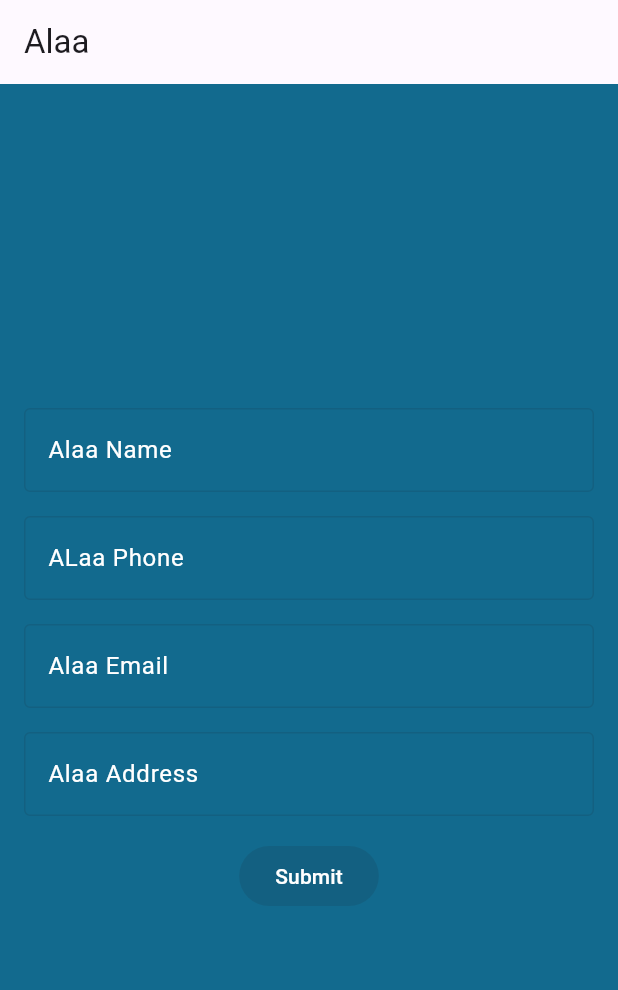
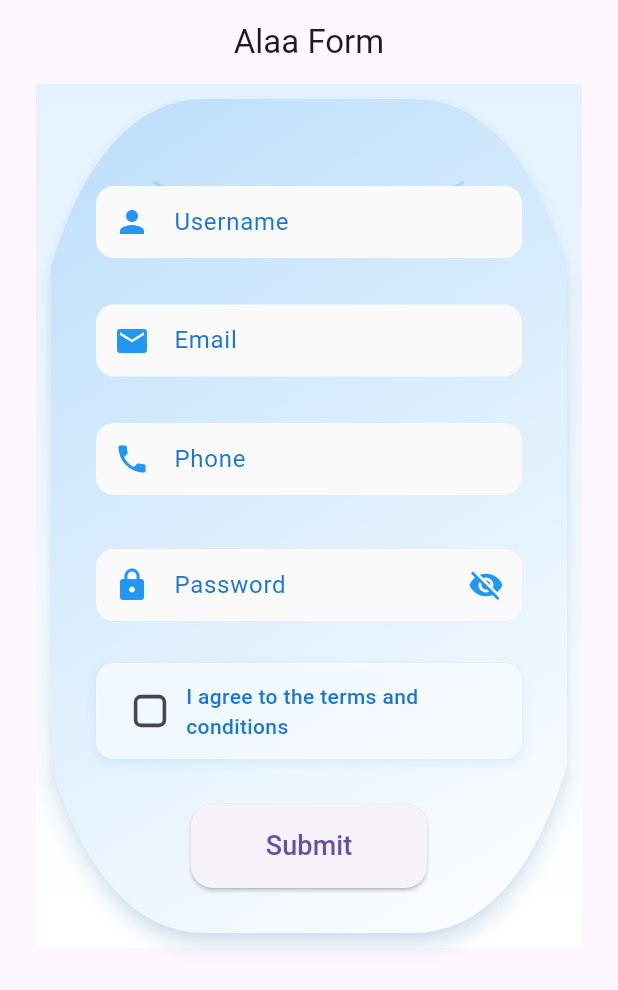
Before and after one commit to alaaalhakimi/flutter_alaa, a Flutter app: the screen it shows after launch, on a phone screen of 412 x 824 dp. Shown: the top 990 px of the screen. Run offline on Flutter 3.47's test engine with Material 3 defaults, Android fonts, the phone set to English and light mode, and no system bars; Roboto replaces fonts that are missing (Arial).

Commit message:
Renamed components to Alaa prefix and updated main.dart

```diff
--- a/lib/main.dart
+++ b/lib/main.dart
@@ -1,4 +1,8 @@
 import 'package:flutter/material.dart';
+import 'models/Alaa_form_data.dart';
+import 'validators/Alaa_form_validator.dart';
+import 'widgets/Alaa_custom_text_field.dart';
+import 'widgets/Alaa_custom_container_painter.dart';
 
 void main() {
   runApp(MyApp());
@@ -9,67 +13,208 @@ class MyApp extends StatelessWidget {
   Widget build(BuildContext context) {
     return MaterialApp(
       debugShowCheckedModeBanner: false,
-      home: Scaffold(
+      theme: ThemeData(
+        primarySwatch: Colors.blue,
+        fontFamily: 'Arial',
+      ),
+      home: AlaaForm(),
+    );
+  }
+}
+
+class AlaaForm extends StatefulWidget {
+  @override
+  _AlaaFormState createState() => _AlaaFormState();
+}
+
+class _AlaaFormState extends State<AlaaForm> {
+  final _alaaFormKey = GlobalKey<FormState>();
+  final _alaaData = FormData();
+  bool _isPasswordVisible = false;
+  bool _agreedToTerms = false;
+
+  @override
+  Widget build(BuildContext context) {
+    return Scaffold(
       appBar: AppBar(
-          title: Text('Alaa'),
-
-          backgroundColor: const Color.fromARGB(60, 255, 255, 255),
+        title: Text('Alaa Form'),
+        centerTitle: true,
       ),
       body: Container(
-          color: const Color.fromARGB(255, 18, 106, 142),
-          padding: const EdgeInsets.all(16.0),
+        width: double.infinity,
+        constraints: BoxConstraints(
+          maxWidth: 600,
+        ),
+        margin: EdgeInsets.symmetric(horizontal: 24),
+        decoration: BoxDecoration(
+          gradient: LinearGradient(
+            begin: Alignment.topCenter,
+            end: Alignment.bottomCenter,
+            colors: [Colors.blue.shade50, Colors.white],
+          ),
+        ),
+        child: Directionality(
+          textDirection: TextDirection.ltr,
+          child: SingleChildScrollView(
+            padding: const EdgeInsets.all(10.0),
+            child: CustomPaint(
+              painter: CustomContainerPainter(),
+              child: Padding(
+                padding: EdgeInsets.fromLTRB(30.0, 40.0, 30.0, 30.0),
+                child: Form(
+                  key: _alaaFormKey,
                   child: Column(
-            mainAxisAlignment: MainAxisAlignment.center,
+                    mainAxisSize: MainAxisSize.min,
                     children: [
-              TextField(
-                decoration: InputDecoration(
-                  labelText: 'Alaa Name',
-                  labelStyle: TextStyle(color: Colors.white),
-                  border: OutlineInputBorder(),
+                      SizedBox(height: 10),
+                      _buildFormField(
+                        label: 'Username',
+                        icon: Icons.person,
+                        validator: FormValidator.validateUsername,
+                        onSaved: (value) => _alaaData.username = value,
+                        textDirection: TextDirection.ltr,
                       ),
-                enabled: false,
+                      SizedBox(height: 15),
+                      _buildFormField(
+                        label: 'Email',
+                        icon: Icons.email,
+                        validator: FormValidator.validateEmail,
+                        onSaved: (value) => _alaaData.email = value,
+                        keyboardType: TextInputType.emailAddress,
+                        textDirection: TextDirection.ltr,
                       ),
-              SizedBox(height: 16),
-              TextField(
-                decoration: InputDecoration(
-                  labelText: 'ALaa Phone',
-                    labelStyle: TextStyle(color: Colors.white),
-
-                  border: OutlineInputBorder(),
-
+                      SizedBox(height: 15),
+                      _buildFormField(
+                        label: 'Phone',
+                        icon: Icons.phone,
+                        validator: FormValidator.validatePhone,
+                        onSaved: (value) => _alaaData.phone = value,
+                        keyboardType: TextInputType.phone,
+                        textDirection: TextDirection.ltr,
                       ),
-                enabled: false,
+                      SizedBox(height: 20),
+                      _buildFormField(
+                        label: 'Password',
+                        icon: Icons.lock,
+                        validator: FormValidator.validatePassword,
+                        onSaved: (value) => _alaaData.password = value,
+                        isPassword: true,
+                        passwordVisible: _isPasswordVisible,
+                        onTogglePassword: () => setState(() => _isPasswordVisible = !_isPasswordVisible),
+                        textDirection: TextDirection.ltr,
                       ),
-              SizedBox(height: 16),
-              TextField(
-                decoration: InputDecoration(
-                  labelText: 'Alaa Email',
-                    labelStyle: TextStyle(color: Colors.white),
-                  border: OutlineInputBorder(),
-                ),
-                enabled: false,
-              ),
-              SizedBox(height: 16),
-              TextField(
-                decoration: InputDecoration(
-                  labelText: 'Alaa Address',
-                    labelStyle: TextStyle(color: Colors.white),
-                  border: OutlineInputBorder(),
-                ),
-                enabled: false,
-              ),
-              SizedBox(height: 16),
-              ElevatedButton(
-
-                onPressed: null,
-
-                child: Text('Submit', style: TextStyle(color: Colors.white)),
-
+                      SizedBox(height: 20),
+                      Container(
+                        decoration: BoxDecoration(
+                          color: Colors.white.withOpacity(0.7),
+                          borderRadius: BorderRadius.circular(12),
+                          boxShadow: [
+                            BoxShadow(
+                              color: Colors.blue.withOpacity(0.1),
+                              spreadRadius: 1,
+                              blurRadius: 4,
+                              offset: Offset(0, 2),
                             ),
                           ],
+                        ),
+                        padding: EdgeInsets.symmetric(horizontal: 12, vertical: 8),
+                        child: Row(
+                          children: [
+                            Transform.scale(
+                              scale: 1.2,
+                              child: Checkbox(
+                                value: _agreedToTerms,
+                                onChanged: (value) {
+                                  setState(() {
+                                    _agreedToTerms = value ?? false;
+                                  });
+                                },
+                                activeColor: Colors.blue,
+                                shape: RoundedRectangleBorder(
+                                  borderRadius: BorderRadius.circular(4),
+                                ),
+                              ),
+                            ),
+                            Expanded(
+                              child: Text(
+                                'I agree to the terms and conditions',
+                                style: TextStyle(
+                                  color: Colors.blue.shade700,
+                                  fontSize: 14,
+                                  fontWeight: FontWeight.w500,
+                                ),
+                              ),
+                            ),
+                          ],
+                        ),
+                      ),
+                      SizedBox(height: 30),
+                      _buildSubmitButton(),
+                    ],
+                  ),
+                ),
+              ),
+            ),
           ),
         ),
       ),
     );
   }
+
+  Widget _buildFormField({
+    required String label,
+    required IconData icon,
+    required String? Function(String?) validator,
+    required Function(String?) onSaved,
+    TextInputType? keyboardType,
+    bool isPassword = false,
+    bool passwordVisible = false,
+    VoidCallback? onTogglePassword,
+    TextDirection? textDirection,
+  }) {
+    return Container(
+      margin: EdgeInsets.symmetric(vertical: 8),
+      child: CustomTextField(
+        label: label,
+        icon: icon,
+        validator: validator,
+        onSaved: onSaved,
+        keyboardType: keyboardType,
+        isPassword: isPassword,
+        passwordVisible: passwordVisible,
+        onTogglePassword: onTogglePassword,
+        textDirection: textDirection ?? TextDirection.rtl,
+      ),
+    );
   }
+
+  Widget _buildSubmitButton() {
+    return ElevatedButton(
+      onPressed: _submitForm,
+      style: ElevatedButton.styleFrom(
+        padding: EdgeInsets.symmetric(horizontal: 50, vertical: 15),
+        shape: RoundedRectangleBorder(
+          borderRadius: BorderRadius.circular(15),
+        ),
+      ),
+      child: Text(
+        'Submit',
+        style: TextStyle(fontSize: 18),
+      ),
+    );
+  }
+
+  void _submitForm() {
+    if (_alaaFormKey.currentState!.validate()) {
+      _alaaFormKey.currentState!.save();
+      ScaffoldMessenger.of(context).showSnackBar(
+        SnackBar(
+          content: Text('Alaa form submitted'),
+          backgroundColor: Colors.green,
+          behavior: SnackBarBehavior.floating,
+        ),
+      );
+      print(_alaaData.toMap());
+    }
+  }
+}
--- /dev/null
+++ b/lib/models/Alaa_form_data.dart
@@ -0,0 +1,22 @@
+class FormData {
+  String? username;
+  String? email;
+  String? phone;
+  String? password;
+
+  FormData({
+    this.username,
+    this.email,
+    this.phone,
+    this.password,
+  });
+
+  Map<String, String?> toMap() {
+    return {
+      'username': username,
+      'email': email,
+      'phone': phone,
+      'password': password,
+    };
+  }
+}
--- /dev/null
+++ b/lib/widgets/Alaa_custom_text_field.dart
@@ -0,0 +1,59 @@
+import 'package:flutter/material.dart';
+
+class CustomTextField extends StatelessWidget {
+  final String label;
+  final IconData icon;
+  final bool isPassword;
+  final TextInputType? keyboardType;
+  final String? Function(String?) validator;
+  final Function(String?) onSaved;
+  final VoidCallback? onTogglePassword;
+  final bool passwordVisible;
+  final TextDirection textDirection;
+
+  const CustomTextField({
+    Key? key,
+    required this.label,
+    required this.icon,
+    this.isPassword = false,
+    this.keyboardType,
+    required this.validator,
+    required this.onSaved,
+    this.onTogglePassword,
+    this.passwordVisible = false,
+    this.textDirection = TextDirection.ltr,
+  }) : super(key: key);
+
+  @override
+  Widget build(BuildContext context) {
+    return TextFormField(
+      decoration: InputDecoration(
+        labelText: label,
+        labelStyle: TextStyle(color: Colors.blue.shade700),
+        border: OutlineInputBorder(
+          borderRadius: BorderRadius.circular(12),
+          borderSide: BorderSide.none,
+        ),
+        filled: true,
+        fillColor: Colors.grey.shade50,
+        prefixIcon: Icon(icon, color: Colors.blue),
+        suffixIcon: isPassword
+            ? IconButton(
+                icon: Icon(
+                  passwordVisible ? Icons.visibility : Icons.visibility_off,
+                  color: Colors.blue,
+                ),
+                onPressed: onTogglePassword,
+              )
+            : null,
+        contentPadding: EdgeInsets.symmetric(horizontal: 16, vertical: 12),
+      ),
+      textDirection: textDirection,
+      textAlign: textDirection == TextDirection.rtl ? TextAlign.right : TextAlign.left,
+      obscureText: isPassword && !passwordVisible,
+      keyboardType: keyboardType,
+      validator: validator,
+      onSaved: onSaved,
+    );
+  }
+}
```
Also changed, not shown: lib/validators/Alaa_form_validator.dart (added, +37 -0 lines), lib/widgets/Alaa_custom_container_painter.dart (added, +73 -0 lines). Lines whose indentation alone changed are shown as unchanged.
